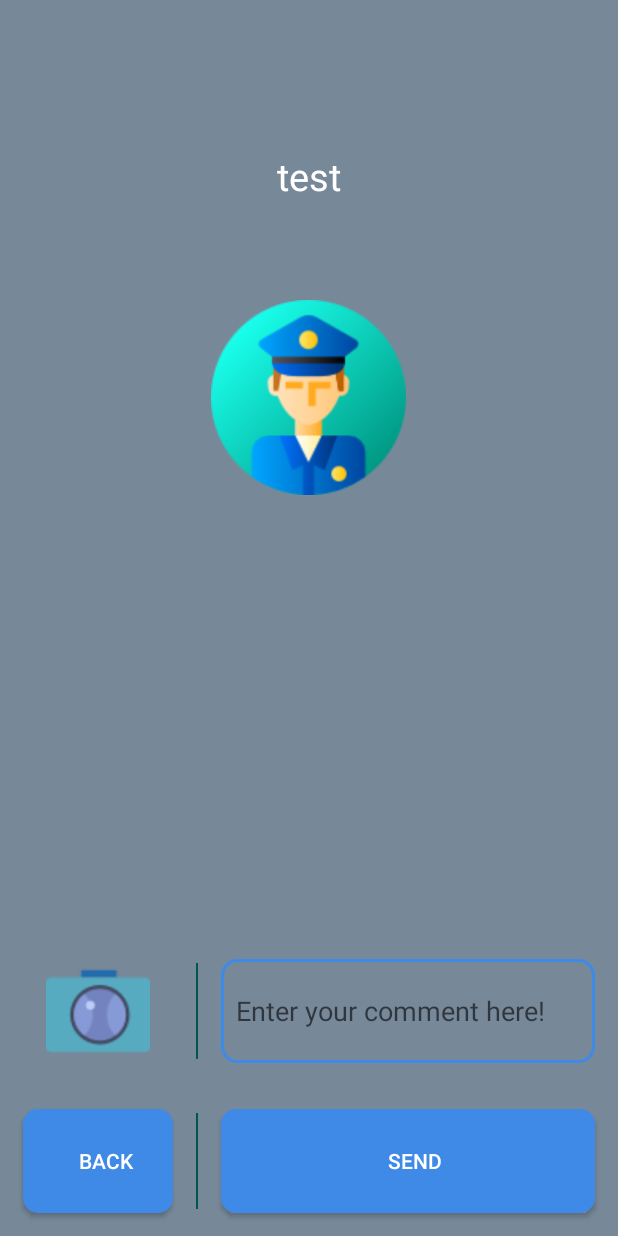
After one commit to garywangop/Matrix, an Android app: the layout report_event_spec.xml on its own in the app's theme, with its tools: preview values and no code run, on a phone screen of 412 x 824 dp. The commit adds this screen. Run offline under Robolectric (Android 15) with nearby library versions, the phone set to English and light mode, and no system bars.

Commit message:
Report detailed page

```diff
--- /dev/null
+++ b/app/src/main/res/drawable/textinputborder.xml
@@ -0,0 +1,8 @@
+<shape xmlns:android="http://schemas.android.com/apk/res/android"
+    android:shape="rectangle">
+    <solid android:color="#00000000" />
+    <stroke android:width="2.5dp"
+        android:color="#FFFFFF" />
+    <corners
+        android:radius="5dp"/>
+</shape>
--- a/app/src/main/res/layout/dialog.xml
+++ b/app/src/main/res/layout/dialog.xml
@@ -12,6 +12,8 @@
       android:layout_height="match_parent"
       android:id="@+id/viewSwitcher">
     <include layout="@layout/report_event_type"/>
+    <include layout="@layout/report_event_spec"/>
+
   </ViewSwitcher>
 
 </LinearLayout>
--- /dev/null
+++ b/app/src/main/res/layout/report_event_spec.xml
@@ -0,0 +1,97 @@
+<?xml version="1.0" encoding="utf-8"?>
+<RelativeLayout
+    xmlns:android="http://schemas.android.com/apk/res/android"
+    android:orientation="vertical"
+    android:layout_width="match_parent"
+    android:layout_height="match_parent"
+    android:id="@+id/event_spec_layout_id"
+    android:background="@color/colorDark">
+
+    <TextView
+        android:textColor="#FFFFFF"
+        android:textSize="25sp"
+        android:layout_marginTop="100dp"
+        android:layout_centerHorizontal="true"
+        android:layout_height="wrap_content"
+        android:layout_width="wrap_content"
+        android:id="@+id/event_type"
+        android:text="test"
+        ></TextView>
+    <ImageView
+        android:id="@+id/event_type_img"
+        android:layout_width="130dp"
+        android:layout_height="130dp"
+        android:layout_marginTop="200dp"
+        android:layout_centerHorizontal="true"
+        android:src="@drawable/policeman" />
+
+
+    <LinearLayout
+        android:layout_above="@+id/event_send"
+        android:layout_width="match_parent"
+        android:orientation="horizontal"
+        android:layout_height="100dp"
+        >
+        <ImageView
+            android:id="@+id/event_camera_img"
+            android:layout_width="100dp"
+            android:layout_gravity="center"
+            android:layout_height="match_parent"
+            android:layout_margin="15dp"
+            android:src="@drawable/camera" />
+        <View
+            android:layout_height="match_parent"
+            android:layout_width="1dp"
+            android:layout_marginTop="18dp"
+            android:layout_marginBottom="18dp"
+            android:background="@color/colorPrimaryDark"
+            />
+        <EditText
+            android:id="@+id/event_comment"
+            android:layout_width="match_parent"
+            android:layout_height="match_parent"
+            android:background="@drawable/border"
+            android:layout_margin="15dp"
+            android:paddingLeft="10dp"
+            android:textColor="#FFFFFF"
+            android:hint="Enter your comment here!" >
+
+        </EditText>
+    </LinearLayout>
+
+    <LinearLayout
+        android:layout_alignParentBottom="true"
+        android:layout_width="match_parent"
+        android:orientation="horizontal"
+        android:id="@+id/event_send"
+        android:layout_height="100dp"
+        >
+        <Button
+            android:id="@+id/event_back_button"
+            android:layout_width="100dp"
+            android:layout_height="match_parent"
+            android:background="@drawable/login_buttons"
+            android:layout_margin="15dp"
+            android:text="Back"
+            android:textColor="#FFFFFF"
+            android:paddingLeft="10dp"
+            >
+        </Button>
+        <View
+            android:layout_height="match_parent"
+            android:layout_width="1dp"
+            android:layout_marginTop="18dp"
+            android:layout_marginBottom="18dp"
+            android:background="@color/colorPrimaryDark"
+            />
+        <Button
+            android:id="@+id/event_send_button"
+            android:layout_width="match_parent"
+            android:layout_height="match_parent"
+            android:background="@drawable/login_buttons"
+            android:layout_margin="15dp"
+            android:text="Send"
+            android:textColor="#FFFFFF"
+            android:paddingLeft="10dp"/>
+    </LinearLayout>
+</RelativeLayout>
```
Lines whose indentation alone changed are shown as unchanged.
